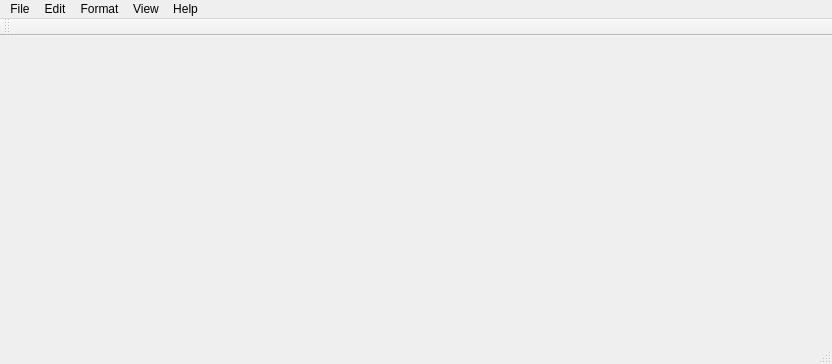
Qt form CustomTextEditor/mainwindow.ui (AleksandrHovhannisyan/Scribe-Text-Editor) before a commit.
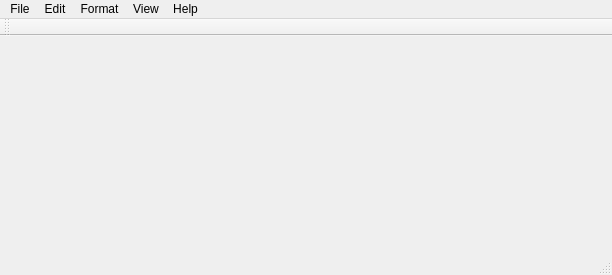
The same form after that commit.

Commit message: Add actions and shortcuts to menu toolbar.

What changed in the file:
```diff
--- a/CustomTextEditor/mainwindow.ui
+++ b/CustomTextEditor/mainwindow.ui
@@ -6,10 +6,16 @@
    <rect>
     <x>0</x>
     <y>0</y>
-    <width>832</width>
-    <height>364</height>
+    <width>612</width>
+    <height>275</height>
    </rect>
   </property>
+  <property name="minimumSize">
+   <size>
+    <width>255</width>
+    <height>230</height>
+   </size>
+  </property>
   <property name="windowTitle">
    <string>MainWindow</string>
   </property>
@@ -19,7 +25,7 @@
     <rect>
      <x>0</x>
      <y>0</y>
-     <width>832</width>
+     <width>612</width>
      <height>26</height>
     </rect>
    </property>
```
Left out of the diff: 194 changed lines with no effect on the pictures.
